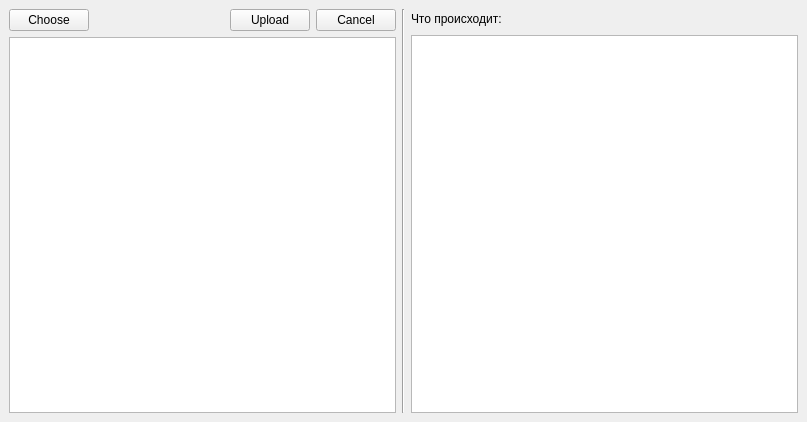
MasterAler/gdrive_test, file testwidget.ui: the form before one commit.
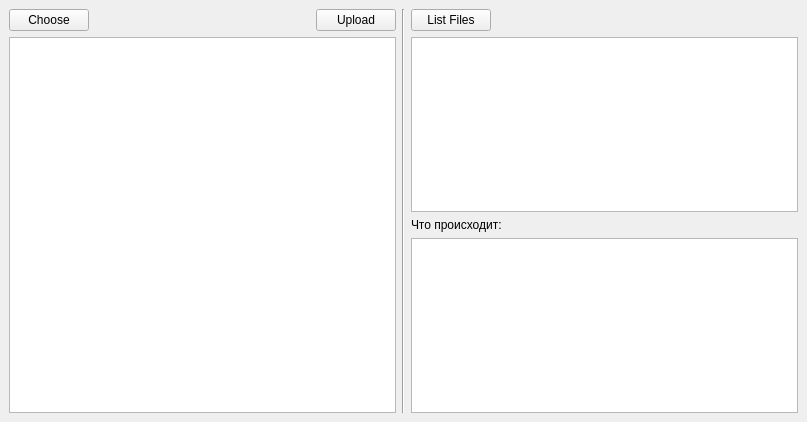
The form after the commit.

```diff
--- a/testwidget.ui
+++ b/testwidget.ui
@@ -67,13 +67,6 @@
              </property>
             </widget>
            </item>
-           <item>
-            <widget class="QPushButton" name="cancelPushButton">
-             <property name="text">
-              <string>Cancel</string>
-             </property>
-            </widget>
-           </item>
           </layout>
          </item>
          <item>
@@ -93,9 +86,9 @@
          <item>
           <layout class="QHBoxLayout" name="horizontalLayout_2">
            <item>
-            <widget class="QLabel" name="label">
+            <widget class="QPushButton" name="listFilesPushButton">
              <property name="text">
-              <string>Что происходит:</string>
+              <string>List Files</string>
              </property>
             </widget>
            </item>
@@ -114,6 +107,16 @@
            </item>
           </layout>
          </item>
+         <item>
+          <widget class="QListWidget" name="driveFilesListWidget"/>
+         </item>
+         <item>
+          <widget class="QLabel" name="label">
+           <property name="text">
+            <string>Что происходит:</string>
+           </property>
+          </widget>
+         </item>
          <item>
           <widget class="QTextEdit" name="logTextEdit"/>
          </item>
```
